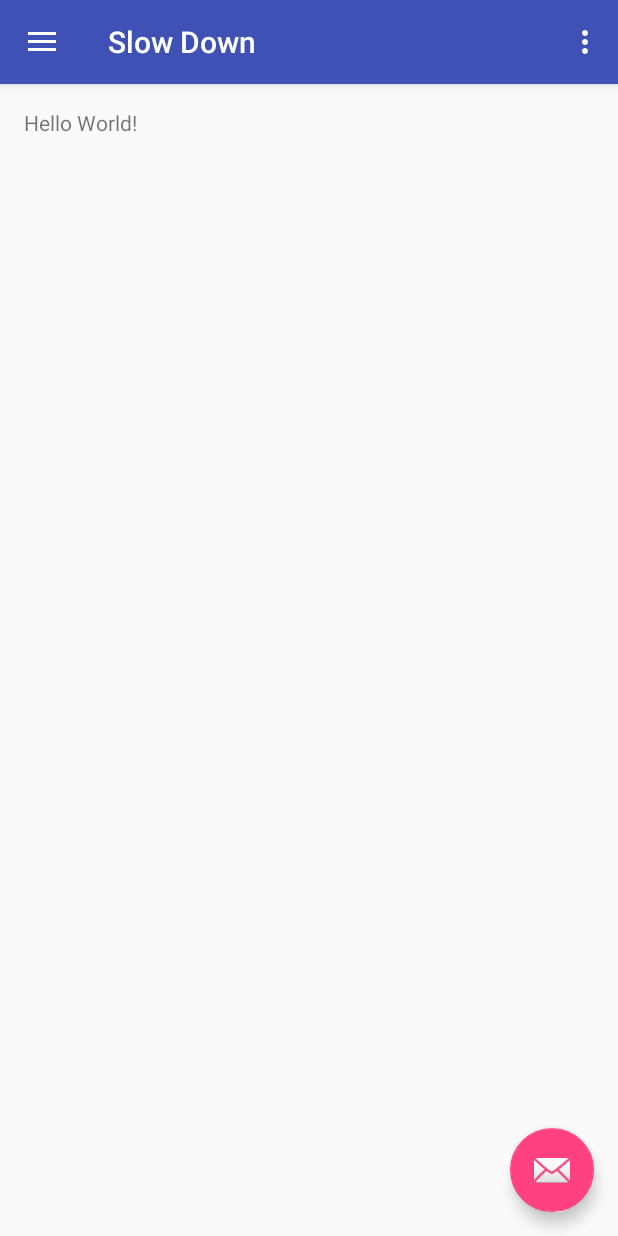
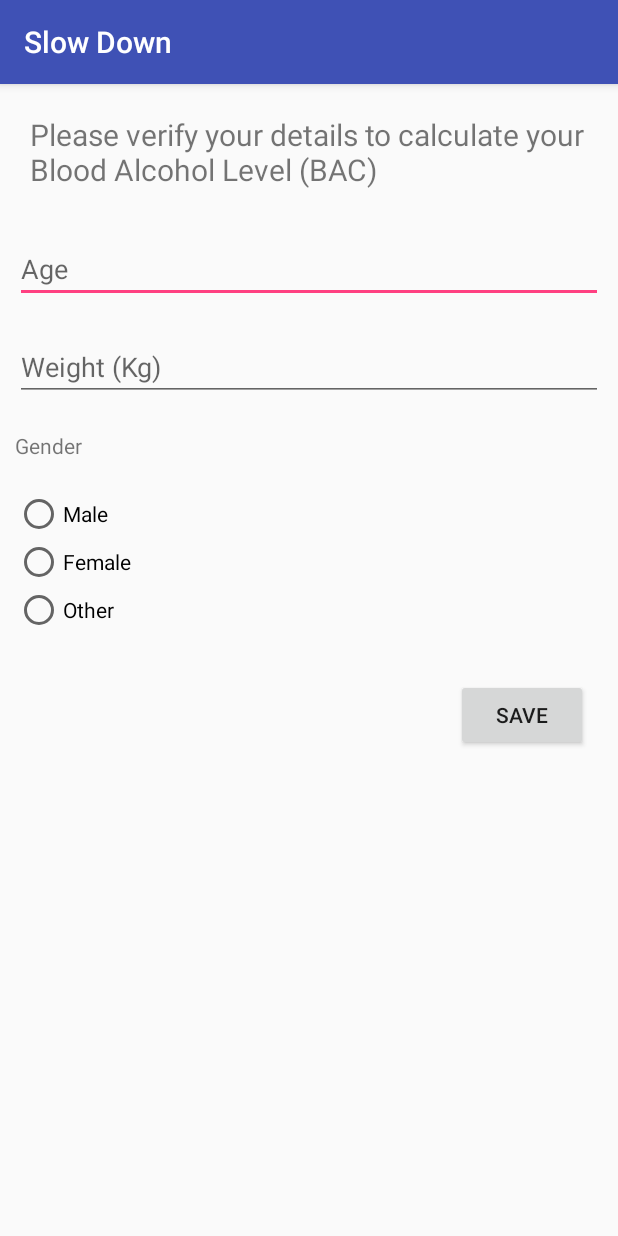
Before and after one commit to rachitmahendra/Slow-Down, an Android app: the screen it shows after launch once a user with an empty profile is signed in (MainActivity before the commit, UserDetails after it), on a phone screen of 412 x 824 dp. Run offline under Robolectric (Android 15) with nearby library versions, the phone set to English and light mode, and no system bars; our stand-ins replace CircleImageView, Firebase (no records; nobody signed in at launch, a user with empty details on screens opened directly), Picasso; libraries missing offline, so code that uses them is left out: com.firebase.ui.

Commit message:
User Detail Activity updated

```diff
--- a/app/build.gradle
+++ b/app/build.gradle
@@ -27,6 +27,8 @@ dependencies {
     compile 'com.firebaseui:firebase-ui-auth:0.4.2'
     compile 'com.google.firebase:firebase-auth:9.2.0'
     compile 'com.google.android.gms:play-services-auth:9.2.0'
+    compile 'de.hdodenhof:circleimageview:2.1.0'
+    compile 'com.squareup.picasso:picasso:2.5.2'
 
 
 }
--- a/app/src/main/AndroidManifest.xml
+++ b/app/src/main/AndroidManifest.xml
@@ -10,6 +10,7 @@
         android:theme="@style/AppTheme">
         <activity android:name=".MainActivity"
             android:theme="@style/AppTheme.NoActionBar"/>
+        <activity android:name=".UserDetails"></activity>
         <activity android:name=".Login"
             android:theme="@style/AppTheme.NoActionBar"/>
 
--- a/app/src/main/java/com/ghostlabs/slowdown/MainActivity.java
+++ b/app/src/main/java/com/ghostlabs/slowdown/MainActivity.java
@@ -1,9 +1,11 @@
 package com.ghostlabs.slowdown;
 
+import android.content.Intent;
+import android.content.SharedPreferences;
+import android.net.Uri;
 import android.os.Bundle;
-import android.support.design.widget.FloatingActionButton;
+import android.support.annotation.NonNull;
 import android.support.design.widget.NavigationView;
-import android.support.design.widget.Snackbar;
 import android.support.v4.view.GravityCompat;
 import android.support.v4.widget.DrawerLayout;
 import android.support.v7.app.ActionBarDrawerToggle;
@@ -12,25 +14,48 @@ import android.support.v7.widget.Toolbar;
 import android.view.Menu;
 import android.view.MenuItem;
 import android.view.View;
+import android.widget.TextView;
+import android.widget.Toast;
+
+import com.firebase.ui.auth.AuthUI;
+import com.google.android.gms.tasks.OnCompleteListener;
+import com.google.android.gms.tasks.Task;
+import com.google.firebase.auth.FirebaseAuth;
+import com.google.firebase.auth.FirebaseUser;
+import com.squareup.picasso.Picasso;
 
 public class MainActivity extends AppCompatActivity
         implements NavigationView.OnNavigationItemSelectedListener {
-
+        TextView headerName , headerEmail;
+    de.hdodenhof.circleimageview.CircleImageView headerImage;
     @Override
     protected void onCreate(Bundle savedInstanceState) {
         super.onCreate(savedInstanceState);
         setContentView(R.layout.activity_main);
         Toolbar toolbar = (Toolbar) findViewById(R.id.toolbar);
         setSupportActionBar(toolbar);
+        SharedPreferences runCheck = getSharedPreferences("hasRunBefore", 0); //load the preferences
+        Boolean hasRun = runCheck.getBoolean("hasRun", false); //see if it's run before, default no
+        if (!hasRun) {
+            SharedPreferences settings = getSharedPreferences("hasRunBefore", 0);
+            SharedPreferences.Editor edit = settings.edit();
+            edit.putBoolean("hasRun", true); //set to has run
+            edit.apply();
+            Intent i = new Intent(this,UserDetails.class);
+            startActivity(i);
+            //apply
+            //code for if this is the first time the app has run
+        }
 
-        FloatingActionButton fab = (FloatingActionButton) findViewById(R.id.fab);
+
+        /*FloatingActionButton fab = (FloatingActionButton) findViewById(R.id.fab);
         fab.setOnClickListener(new View.OnClickListener() {
             @Override
             public void onClick(View view) {
                 Snackbar.make(view, "Replace with your own action", Snackbar.LENGTH_LONG)
                         .setAction("Action", null).show();
             }
-        });
+        });*/
 
         DrawerLayout drawer = (DrawerLayout) findViewById(R.id.drawer_layout);
         ActionBarDrawerToggle toggle = new ActionBarDrawerToggle(
@@ -41,7 +66,23 @@ public class MainActivity extends AppCompatActivity
         NavigationView navigationView = (NavigationView) findViewById(R.id.nav_view);
         navigationView.setNavigationItemSelectedListener(this);
 
-
+        View headerView = navigationView.inflateHeaderView(R.layout.nav_header_main);
+        headerName = (TextView) headerView.findViewById(R.id.nav_name);
+        headerImage = (de.hdodenhof.circleimageview.CircleImageView) headerView.findViewById(R.id.nav_profile_image);
+        headerEmail = (TextView) headerView.findViewById(R.id.nav_email);
+        FirebaseUser user = FirebaseAuth.getInstance().getCurrentUser();
+        if (user != null) {
+            // Name, email address, and profile photo Url
+            String name = user.getDisplayName();
+            String email = user.getEmail();
+            Uri photoUrl = user.getPhotoUrl();
+            headerName.setText(name);
+            headerEmail.setText(email);
+            Picasso
+                    .with(getApplicationContext())
+                    .load(photoUrl)
+                    .into(headerImage);
+        }
 
     }
 
@@ -96,9 +137,26 @@ public class MainActivity extends AppCompatActivity
         } else if (id == R.id.nav_send) {
 
         }
+        else if (id == R.id.nav_sign_out){
+            AuthUI.getInstance()
+                    .signOut(this)
+                    .addOnCompleteListener(new OnCompleteListener<Void>() {
+                        public void onComplete(@NonNull Task<Void> task) {
+                            // user is now signed out
+                            startActivity(new Intent(MainActivity.this, Login.class));
+                            finish();
+                        }
+
+                    });
+        }
 
         DrawerLayout drawer = (DrawerLayout) findViewById(R.id.drawer_layout);
         drawer.closeDrawer(GravityCompat.START);
         return true;
     }
+    public void makeToast(String message){
+        Toast.makeText(getApplicationContext(), message,
+                Toast.LENGTH_LONG).show();
+    }
+
 }
--- /dev/null
+++ b/app/src/main/java/com/ghostlabs/slowdown/UserDetails.java
@@ -0,0 +1,37 @@
+package com.ghostlabs.slowdown;
+
+import android.content.SharedPreferences;
+import android.os.Bundle;
+import android.support.v7.app.AppCompatActivity;
+import android.view.View;
+import android.widget.EditText;
+import android.widget.Toast;
+
+/**
+ * Created by Hp on 04-08-2016.
+ */
+public class UserDetails extends AppCompatActivity {
+    public static final String MY_PREFS_NAME = "MyPrefsFile";
+    EditText age, weight;
+    public UserDetails() {
+        // Required empty public constructor
+    }
+
+    protected void onCreate(Bundle savedInstanceState) {
+        super.onCreate(savedInstanceState);
+        setContentView(R.layout.activity_user_details);
+        age=(EditText)findViewById(R.id.age);
+        weight=(EditText)findViewById(R.id.weight);
+    }
+public void Save(View v){
+    SharedPreferences.Editor editor = getSharedPreferences(MY_PREFS_NAME, MODE_PRIVATE).edit();
+    editor.putInt("age",Integer.parseInt(age.getText().toString()));
+    editor.putInt("weight",Integer.parseInt(weight.getText().toString()));
+    editor.apply();
+    makeToast("Data Saved");
+}
+    public void makeToast(String message){
+        Toast.makeText(getApplicationContext(), message,
+                Toast.LENGTH_LONG).show();
+    }
+}
--- a/app/src/main/res/layout/activity_main.xml
+++ b/app/src/main/res/layout/activity_main.xml
@@ -19,7 +19,7 @@
         android:layout_height="match_parent"
         android:layout_gravity="start"
         android:fitsSystemWindows="true"
-        app:headerLayout="@layout/nav_header_main"
+
         app:menu="@menu/activity_main_drawer" />
 
 </android.support.v4.widget.DrawerLayout>
--- /dev/null
+++ b/app/src/main/res/layout/activity_user_details.xml
@@ -0,0 +1,59 @@
+<?xml version="1.0" encoding="utf-8"?>
+  <LinearLayout  xmlns:android="http://schemas.android.com/apk/res/android"
+    android:orientation="vertical" android:layout_width="match_parent"
+    android:layout_height="match_parent">
+    <TextView
+        android:layout_width="wrap_content"
+        android:layout_height="wrap_content"
+        android:text="Please verify your details to calculate your Blood Alcohol Level (BAC)"
+        android:textSize="20sp"
+        android:layout_margin="20dp"/>
+    <EditText
+        android:layout_width="match_parent"
+        android:layout_height="wrap_content"
+        android:hint="Age"
+        android:id="@+id/age"
+        android:inputType="number"
+        android:layout_margin="10dp"/>
+    <EditText
+        android:layout_width="match_parent"
+        android:layout_height="wrap_content"
+        android:hint="Weight (Kg)"
+        android:id="@+id/weight"
+        android:inputType="number"
+        android:layout_margin="10dp"/>
+    <TextView
+        android:layout_width="wrap_content"
+        android:layout_height="wrap_content"
+        android:text="Gender"
+        android:layout_margin="10dp"/>
+    <RadioGroup
+        android:layout_width="wrap_content"
+        android:layout_height="wrap_content"
+        android:layout_margin="10dp">
+        <RadioButton
+            android:layout_width="wrap_content"
+            android:layout_height="wrap_content"
+            android:id="@+id/male"
+            android:text="Male"/>
+        <RadioButton
+            android:layout_width="wrap_content"
+            android:layout_height="wrap_content"
+            android:id="@+id/female"
+            android:text="Female"/>
+        <RadioButton
+            android:layout_width="wrap_content"
+            android:layout_height="wrap_content"
+            android:id="@+id/other"
+            android:text="Other"/>
+    </RadioGroup>
+    <Button
+        android:layout_width="wrap_content"
+        android:layout_height="wrap_content"
+        android:text="Save"
+        android:id="@+id/button_save"
+        android:layout_gravity="right"
+        android:layout_margin="20dp"
+        android:onClick="Save"/>
+
+</LinearLayout>
--- a/app/src/main/res/layout/app_bar_main.xml
+++ b/app/src/main/res/layout/app_bar_main.xml
@@ -23,12 +23,6 @@
 
     <include layout="@layout/content_main" />
 
-    <android.support.design.widget.FloatingActionButton
-        android:id="@+id/fab"
-        android:layout_width="wrap_content"
-        android:layout_height="wrap_content"
-        android:layout_gravity="bottom|end"
-        android:layout_margin="@dimen/fab_margin"
-        android:src="@android:drawable/ic_dialog_email" />
+
 
 </android.support.design.widget.CoordinatorLayout>
--- a/app/src/main/res/layout/content_main.xml
+++ b/app/src/main/res/layout/content_main.xml
@@ -1,7 +1,8 @@
 <?xml version="1.0" encoding="utf-8"?>
-<RelativeLayout xmlns:android="http://schemas.android.com/apk/res/android"
+<LinearLayout xmlns:android="http://schemas.android.com/apk/res/android"
     xmlns:app="http://schemas.android.com/apk/res-auto"
     xmlns:tools="http://schemas.android.com/tools"
+    android:orientation="vertical"
     android:layout_width="match_parent"
     android:layout_height="match_parent"
     android:paddingBottom="@dimen/activity_vertical_margin"
@@ -12,8 +13,8 @@
     tools:context="com.ghostlabs.slowdown.MainActivity"
     tools:showIn="@layout/app_bar_main">
 
-    <TextView
-        android:layout_width="wrap_content"
-        android:layout_height="wrap_content"
-        android:text="Hello World!" />
-</RelativeLayout>
+<FrameLayout
+    android:layout_width="match_parent"
+    android:layout_height="match_parent"
+    android:id="@+id/frameLayout"></FrameLayout>
+</LinearLayout>
--- a/app/src/main/res/menu/activity_main_drawer.xml
+++ b/app/src/main/res/menu/activity_main_drawer.xml
@@ -32,5 +32,9 @@
                 android:title="Send" />
         </menu>
     </item>
+    <item
+        android:id="@+id/nav_sign_out"
+        android:icon="@drawable/ic_log_out"
+        android:title="Sign Out" />
 
 </menu>
```
Also changed, not shown: app/src/main/res/layout/nav_header_main.xml (+14 -11 lines), app/src/main/res/drawable/ic_header_background.jpg (added), app/src/main/res/drawable/ic_info.png (added), app/src/main/res/drawable/ic_log_out.png (added).
